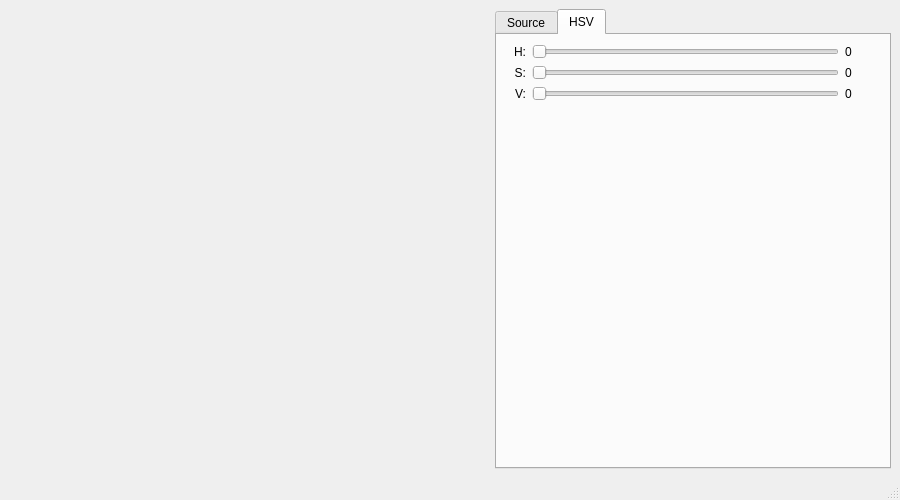
Above: visionTuner.ui from NicolasNewman/FRC-Vision-Tuner before the change. Below: the same form after it.
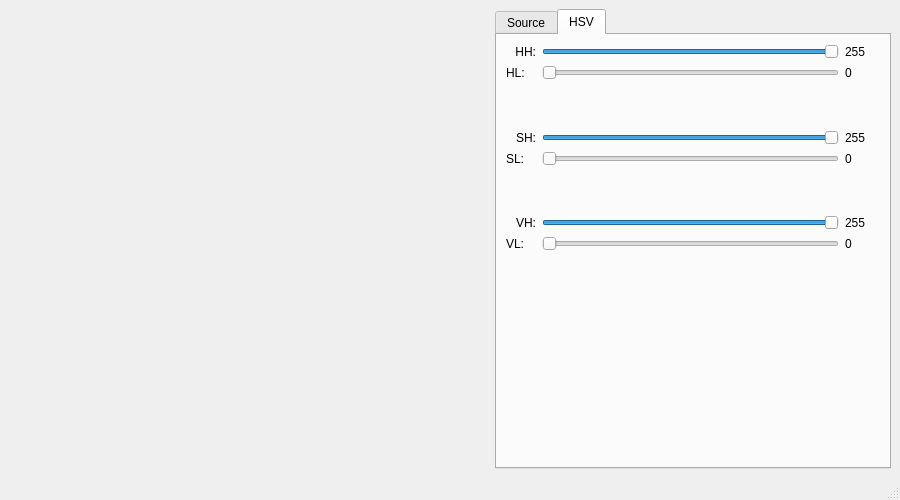
That is the form after the change. The open tabs and pages were chosen to show the change.

Commit message: hsv thresholding implemented

```diff
--- a/visionTuner.ui
+++ b/visionTuner.ui
@@ -191,61 +191,6 @@
           <string>HSV</string>
          </attribute>
          <layout class="QGridLayout" name="gridLayout_3">
-          <item row="1" column="0">
-           <layout class="QHBoxLayout" name="horizontalLayout_6">
-            <item>
-             <widget class="QLabel" name="label_3">
-              <property name="minimumSize">
-               <size>
-                <width>20</width>
-                <height>0</height>
-               </size>
-              </property>
-              <property name="maximumSize">
-               <size>
-                <width>20</width>
-                <height>16777215</height>
-               </size>
-              </property>
-              <property name="text">
-               <string>S:</string>
-              </property>
-              <property name="alignment">
-               <set>Qt::AlignRight|Qt::AlignTrailing|Qt::AlignVCenter</set>
-              </property>
-             </widget>
-            </item>
-            <item>
-             <widget class="QSlider" name="sliderHSV_S">
-              <property name="maximum">
-               <number>255</number>
-              </property>
-              <property name="orientation">
-               <enum>Qt::Horizontal</enum>
-              </property>
-             </widget>
-            </item>
-            <item>
-             <widget class="QLabel" name="labelHSV_S">
-              <property name="minimumSize">
-               <size>
-                <width>35</width>
-                <height>0</height>
-               </size>
-              </property>
-              <property name="maximumSize">
-               <size>
-                <width>35</width>
-                <height>16777215</height>
-               </size>
-              </property>
-              <property name="text">
-               <string>0</string>
-              </property>
-             </widget>
-            </item>
-           </layout>
-          </item>
           <item row="0" column="0">
            <layout class="QVBoxLayout" name="verticalLayout_2">
             <item>
@@ -254,18 +199,18 @@
                <widget class="QLabel" name="label_2">
                 <property name="minimumSize">
                  <size>
-                  <width>20</width>
+                  <width>30</width>
                   <height>0</height>
                  </size>
                 </property>
                 <property name="maximumSize">
                  <size>
-                  <width>20</width>
+                  <width>30</width>
                   <height>16777215</height>
                  </size>
                 </property>
                 <property name="text">
-                 <string>H:</string>
+                 <string>HH:</string>
                 </property>
                 <property name="alignment">
                  <set>Qt::AlignRight|Qt::AlignTrailing|Qt::AlignVCenter</set>
@@ -278,7 +223,7 @@
                  <number>255</number>
                 </property>
                 <property name="value">
-                 <number>0</number>
+                 <number>255</number>
                 </property>
                 <property name="orientation">
                  <enum>Qt::Horizontal</enum>
@@ -300,70 +245,313 @@
                  </size>
                 </property>
                 <property name="text">
+                 <string>255</string>
+                </property>
+               </widget>
+              </item>
+             </layout>
+            </item>
+            <item>
+             <layout class="QHBoxLayout" name="layoutHSV_HL">
+              <item>
+               <widget class="QLabel" name="label_5">
+                <property name="minimumSize">
+                 <size>
+                  <width>30</width>
+                  <height>0</height>
+                 </size>
+                </property>
+                <property name="maximumSize">
+                 <size>
+                  <width>30</width>
+                  <height>16777215</height>
+                 </size>
+                </property>
+                <property name="text">
+                 <string>HL:</string>
+                </property>
+               </widget>
+              </item>
+              <item>
+               <widget class="QSlider" name="sliderHSV_HL">
+                <property name="maximum">
+                 <number>255</number>
+                </property>
+                <property name="orientation">
+                 <enum>Qt::Horizontal</enum>
+                </property>
+               </widget>
+              </item>
+              <item>
+               <widget class="QLabel" name="labelHSV_HL">
+                <property name="minimumSize">
+                 <size>
+                  <width>35</width>
+                  <height>0</height>
+                 </size>
+                </property>
+                <property name="maximumSize">
+                 <size>
+                  <width>35</width>
+                  <height>16777215</height>
+                 </size>
+                </property>
+                <property name="text">
                  <string>0</string>
                 </property>
                </widget>
               </item>
              </layout>
             </item>
-           </layout>
-          </item>
-          <item row="2" column="0">
-           <layout class="QHBoxLayout" name="horizontalLayout_5">
             <item>
-             <widget class="QLabel" name="label_4">
-              <property name="minimumSize">
-               <size>
-                <width>20</width>
-                <height>0</height>
-               </size>
+             <spacer name="verticalSpacer_3">
+              <property name="orientation">
+               <enum>Qt::Vertical</enum>
               </property>
-              <property name="maximumSize">
+              <property name="sizeHint" stdset="0">
                <size>
                 <width>20</width>
-                <height>16777215</height>
+                <height>10</height>
                </size>
               </property>
-              <property name="text">
-               <string>V:</string>
-              </property>
-              <property name="alignment">
-               <set>Qt::AlignRight|Qt::AlignTrailing|Qt::AlignVCenter</set>
-              </property>
-             </widget>
+             </spacer>
             </item>
             <item>
-             <widget class="QSlider" name="sliderHSV_V">
-              <property name="maximum">
-               <number>255</number>
-              </property>
-              <property name="orientation">
-               <enum>Qt::Horizontal</enum>
-              </property>
-             </widget>
+             <layout class="QHBoxLayout" name="layoutHSV_SH">
+              <item>
+               <widget class="QLabel" name="label_3">
+                <property name="minimumSize">
+                 <size>
+                  <width>30</width>
+                  <height>0</height>
+                 </size>
+                </property>
+                <property name="maximumSize">
+                 <size>
+                  <width>30</width>
+                  <height>16777215</height>
+                 </size>
+                </property>
+                <property name="text">
+                 <string>SH:</string>
+                </property>
+                <property name="alignment">
+                 <set>Qt::AlignRight|Qt::AlignTrailing|Qt::AlignVCenter</set>
+                </property>
+               </widget>
+              </item>
+              <item>
+               <widget class="QSlider" name="sliderHSV_SH">
+                <property name="maximum">
+                 <number>255</number>
+                </property>
+                <property name="value">
+                 <number>255</number>
+                </property>
+                <property name="orientation">
+                 <enum>Qt::Horizontal</enum>
+                </property>
+               </widget>
+              </item>
+              <item>
+               <widget class="QLabel" name="labelHSV_SH">
+                <property name="minimumSize">
+                 <size>
+                  <width>35</width>
+                  <height>0</height>
+                 </size>
+                </property>
+                <property name="maximumSize">
+                 <size>
+                  <width>35</width>
+                  <height>16777215</height>
+                 </size>
+                </property>
+                <property name="text">
+                 <string>255</string>
+                </property>
+               </widget>
+              </item>
+             </layout>
             </item>
             <item>
-             <widget class="QLabel" name="labelHSV_V">
-              <property name="minimumSize">
-               <size>
-                <width>35</width>
-                <height>0</height>
-               </size>
+             <layout class="QHBoxLayout" name="layoutHSV_SL">
+              <item>
+               <widget class="QLabel" name="label_7">
+                <property name="minimumSize">
+                 <size>
+                  <width>30</width>
+                  <height>0</height>
+                 </size>
+                </property>
+                <property name="maximumSize">
+                 <size>
+                  <width>30</width>
+                  <height>16777215</height>
+                 </size>
+                </property>
+                <property name="text">
+                 <string>SL:</string>
+                </property>
+               </widget>
+              </item>
+              <item>
+               <widget class="QSlider" name="sliderHSV_SL">
+                <property name="maximum">
+                 <number>255</number>
+                </property>
+                <property name="orientation">
+                 <enum>Qt::Horizontal</enum>
+                </property>
+               </widget>
+              </item>
+              <item>
+               <widget class="QLabel" name="labelHSV_SL">
+                <property name="minimumSize">
+                 <size>
+                  <width>35</width>
+                  <height>0</height>
+                 </size>
+                </property>
+                <property name="maximumSize">
+                 <size>
+                  <width>35</width>
+                  <height>16777215</height>
+                 </size>
+                </property>
+                <property name="text">
+                 <string>0</string>
+                </property>
+               </widget>
+              </item>
+             </layout>
+            </item>
+            <item>
+             <spacer name="verticalSpacer_4">
+              <property name="orientation">
+               <enum>Qt::Vertical</enum>
               </property>
-              <property name="maximumSize">
+              <property name="sizeHint" stdset="0">
                <size>
-                <width>35</width>
-                <height>16777215</height>
+                <width>20</width>
+                <height>10</height>
                </size>
               </property>
-              <property name="text">
-               <string>0</string>
-              </property>
-             </widget>
+             </spacer>
             </item>
+            <item>
+             <layout class="QHBoxLayout" name="layoutHSV_VH">
+              <item>
+               <widget class="QLabel" name="label_4">
+                <property name="minimumSize">
+                 <size>
+                  <width>30</width>
+                  <height>0</height>
+                 </size>
+                </property>
+                <property name="maximumSize">
+                 <size>
+                  <width>30</width>
+                  <height>16777215</height>
+                 </size>
+                </property>
+                <property name="text">
+                 <string>VH:</string>
+                </property>
+                <property name="alignment">
+                 <set>Qt::AlignRight|Qt::AlignTrailing|Qt::AlignVCenter</set>
+                </property>
+               </widget>
+              </item>
+              <item>
+               <widget class="QSlider" name="sliderHSV_VH">
+                <property name="maximum">
+                 <number>255</number>
+                </property>
+                <property name="value">
+                 <number>255</number>
+                </property>
+                <property name="orientation">
+                 <enum>Qt::Horizontal</enum>
+                </property>
+               </widget>
+              </item>
+              <item>
+               <widget class="QLabel" name="labelHSV_VH">
+                <property name="minimumSize">
+                 <size>
+                  <width>35</width>
+                  <height>0</height>
+                 </size>
+                </property>
+                <property name="maximumSize">
+                 <size>
+                  <width>35</width>
+                  <height>16777215</height>
+                 </size>
+                </property>
+                <property name="text">
+                 <string>255</string>
+                </property>
+               </widget>
+              </item>
+             </layout>
+            </item>
+            <item>
+             <layout class="QHBoxLayout" name="layoutHSV_VL">
+              <item>
+               <widget class="QLabel" name="label_8">
+                <property name="minimumSize">
+                 <size>
+                  <width>30</width>
+                  <height>0</height>
+                 </size>
+                </property>
+                <property name="maximumSize">
+                 <size>
+                  <width>30</width>
+                  <height>16777215</height>
+                 </size>
+                </property>
+                <property name="text">
+                 <string>VL:</string>
+                </property>
+               </widget>
+              </item>
+              <item>
+               <widget class="QSlider" name="sliderHSV_VL">
+                <property name="maximum">
+                 <number>255</number>
+                </property>
+                <property name="orientation">
+                 <enum>Qt::Horizontal</enum>
+                </property>
+               </widget>
+              </item>
+              <item>
+               <widget class="QLabel" name="labelHSV_VL">
+                <property name="minimumSize">
+                 <size>
+                  <width>35</width>
+                  <height>0</height>
+                 </size>
+                </property>
+                <property name="maximumSize">
+                 <size>
+                  <width>35</width>
+                  <height>16777215</height>
+                 </size>
+                </property>
+                <property name="text">
+                 <string>0</string>
+                </property>
+               </widget>
+              </item>
+             </layout>
+            </item>
            </layout>
           </item>
-          <item row="3" column="0">
+          <item row="7" column="0">
            <spacer name="verticalSpacer_2">
             <property name="orientation">
              <enum>Qt::Vertical</enum>
```
Left out of the diff: 8 changed lines with no effect on the pictures. The commit also changes 1 other file.
